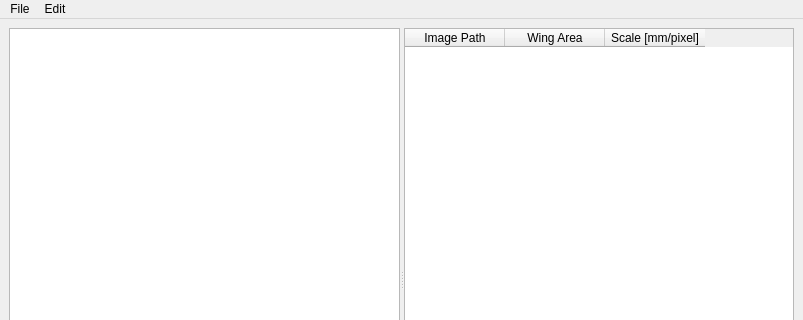
Above: ui/main_window.ui from TimoStoff/wingNet before the change; both pictures show x 0 to 803 and y 0 to 320 of the 803 by 616 pixel window. Below: the same form after it.
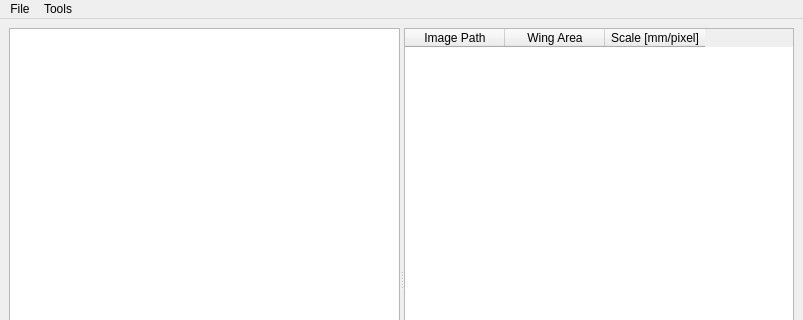
That is the form after the change.

The edit to the form file:
```diff
--- a/ui/main_window.ui
+++ b/ui/main_window.ui
@@ -95,14 +95,14 @@
     <addaction name="actionSave_Project"/>
     <addaction name="actionExport_CSV"/>
    </widget>
-   <widget class="QMenu" name="menuEdit">
+   <widget class="QMenu" name="menuTools">
     <property name="title">
-     <string>Edit</string>
+     <string>Tools</string>
     </property>
     <addaction name="actionSet_Scale"/>
    </widget>
    <addaction name="menuFile"/>
-   <addaction name="menuEdit"/>
+   <addaction name="menuTools"/>
   </widget>
   <action name="actionAdd_Wings">
    <property name="text">
```
Left out of the diff: 17 changed lines with no effect on the pictures.
